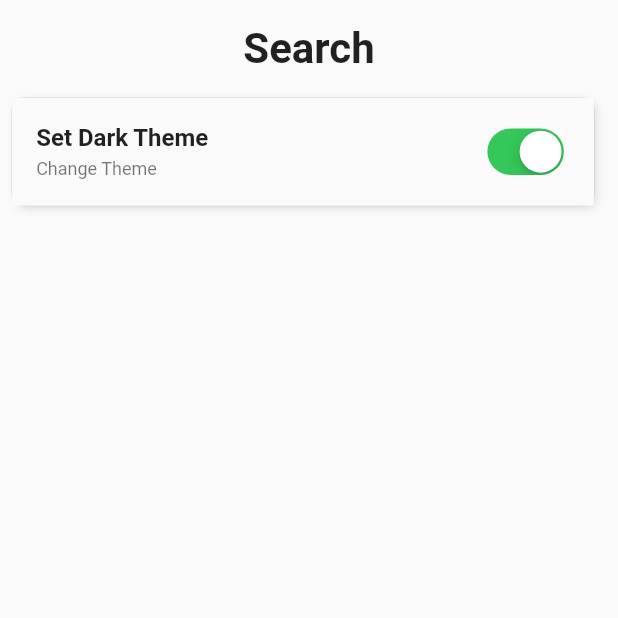
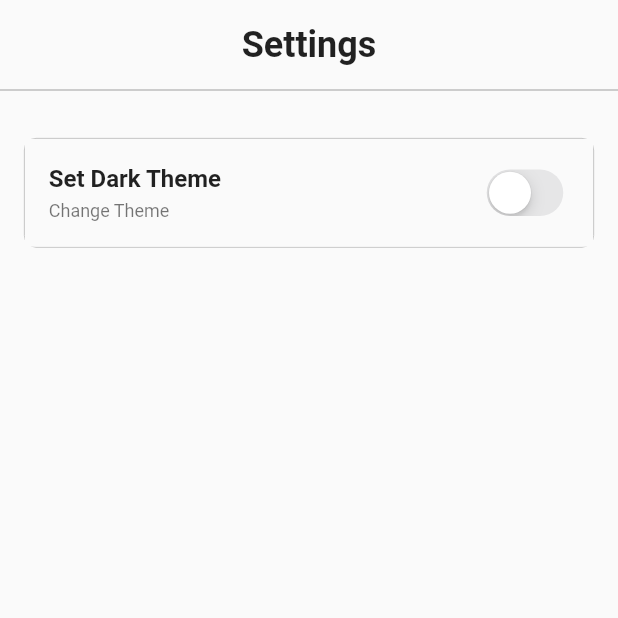
Before and after one commit to AdiMunawar31/D2YRESTAURANT, a Flutter app: the SettingsScreen screen opened directly, on a phone screen of 412 x 824 dp, the top half of it. Run offline on Flutter 3.47's test engine with Material 2 defaults, Android fonts, the phone set to English and light mode, and no system bars; our stand-ins replace shared_preferences; accounts and stored records are empty; network calls fail.

Commit message:
implements dark theme

```diff
--- /dev/null
+++ b/lib/common/style.dart
@@ -0,0 +1,31 @@
+import 'package:flutter/material.dart';
+
+const Color primaryColor = Colors.white;
+const Color darkPrimaryColor = Color(0xFF202020);
+const Color secondaryColor = Colors.red;
+
+ThemeData lightTheme = ThemeData(
+  colorScheme: ThemeData.light().colorScheme.copyWith(
+        primary: primaryColor,
+        onPrimary: Colors.black,
+        secondary: secondaryColor,
+      ),
+  visualDensity: VisualDensity.adaptivePlatformDensity,
+  bottomNavigationBarTheme: const BottomNavigationBarThemeData(
+    selectedItemColor: secondaryColor,
+    unselectedItemColor: Colors.grey,
+  ),
+);
+
+ThemeData darkTheme = ThemeData(
+  colorScheme: ThemeData.dark().colorScheme.copyWith(
+        primary: darkPrimaryColor,
+        onPrimary: Colors.black,
+        secondary: secondaryColor,
+      ),
+  visualDensity: VisualDensity.adaptivePlatformDensity,
+  bottomNavigationBarTheme: const BottomNavigationBarThemeData(
+    selectedItemColor: secondaryColor,
+    unselectedItemColor: Colors.grey,
+  ),
+);
--- /dev/null
+++ b/lib/provider/preferences_provider.dart
@@ -0,0 +1,26 @@
+import 'package:d2yrestaurant/common/style.dart';
+import 'package:d2yrestaurant/data/preferences/preferences_helper.dart';
+import 'package:flutter/material.dart';
+
+class PreferencesProvider extends ChangeNotifier {
+  late PreferencesHelper preferencesHelper;
+
+  PreferencesProvider({required this.preferencesHelper}) {
+    _getTheme();
+  }
+
+  bool _isDarkTheme = false;
+  bool get isDarkTheme => _isDarkTheme;
+
+  ThemeData get themeData => _isDarkTheme ? darkTheme : lightTheme;
+
+  void _getTheme() async {
+    _isDarkTheme = await preferencesHelper.isDarkTheme;
+    notifyListeners();
+  }
+
+  void enableDarkTheme(bool value) {
+    preferencesHelper.setDarkTheme(value);
+    _getTheme();
+  }
+}
--- a/lib/screens/home_screen.dart
+++ b/lib/screens/home_screen.dart
@@ -28,7 +28,7 @@ class HomeScreen extends StatelessWidget {
                       padding: EdgeInsets.only(bottom: 24.0),
                       child: Text(
                         'Recomendations Restaurant for you!',
-                        style: TextStyle(fontSize: 16, color: Colors.black54),
+                        style: TextStyle(fontSize: 16),
                       ),
                     ),
                     Heading(name: 'Most Popular'),
--- a/lib/screens/settings_screen.dart
+++ b/lib/screens/settings_screen.dart
@@ -1,5 +1,7 @@
+import 'package:d2yrestaurant/provider/preferences_provider.dart';
 import 'package:flutter/cupertino.dart';
 import 'package:flutter/material.dart';
+import 'package:provider/provider.dart';
 
 class SettingsScreen extends StatelessWidget {
   static const settingsText = 'Settings';
@@ -9,30 +11,28 @@ class SettingsScreen extends StatelessWidget {
   @override
   Widget build(BuildContext context) {
     return Scaffold(
-        body: SafeArea(
+      body: Consumer<PreferencesProvider>(
+        builder: (context, provider, child) {
+          return SafeArea(
             child: Column(
               children: [
                 const Padding(
-            padding: EdgeInsets.symmetric(vertical: 16.0),
+                  padding: EdgeInsets.only(bottom: 8.0, top: 16.0),
                   child: Text(
-              'Search',
-              style: TextStyle(fontSize: 28, fontWeight: FontWeight.bold),
+                    'Settings',
+                    style: TextStyle(fontSize: 24, fontWeight: FontWeight.bold),
                   ),
                 ),
+                const Padding(
+                  padding: EdgeInsets.only(bottom: 8.0),
+                  child: Divider(color: Colors.grey),
+                ),
                 Container(
-            margin: const EdgeInsets.only(right: 16.0, left: 8.0, bottom: 8.0),
+                  margin: const EdgeInsets.all(16.0),
                   decoration: BoxDecoration(
-                color: Colors.white,
-                boxShadow: [
-                  BoxShadow(
-                    color: Colors.grey.withOpacity(0.3),
-                    spreadRadius: 0,
-                    blurRadius: 4,
-                    offset: const Offset(2, 2),
-                  )
-                ],
-                border: Border.all(width: 0.1),
-                borderRadius: const BorderRadius.all(Radius.circular(8.0))),
+                    border: Border.all(width: 0.5, color: Colors.grey),
+                    borderRadius: const BorderRadius.all(Radius.circular(8.0)),
+                  ),
                   child: Material(
                     child: ListTile(
                       title: const Text(
@@ -44,14 +44,19 @@ class SettingsScreen extends StatelessWidget {
                         style: TextStyle(fontSize: 12),
                       ),
                       trailing: CupertinoSwitch(
-                  value: true,
-                  onChanged: (value) {},
+                        value: provider.isDarkTheme,
+                        onChanged: (value) {
+                          provider.enableDarkTheme(value);
+                        },
                       ),
                     ),
                   ),
                 )
               ],
             ),
-    ));
+          );
+        },
+      ),
+    );
   }
 }
```
Also changed, not shown: lib/components/customer_review.dart (+5 -15 lines), lib/components/detail_information.dart (+5 -12 lines), lib/components/drink_list.dart (+3 -14 lines), lib/components/food_list.dart (+3 -14 lines), lib/containers/restaurant_list.dart (+3 -11 lines), lib/containers/search_restaurant_list.dart (+3 -11 lines), lib/main.dart (+17 -9 lines), lib/screens/search_screen.dart (+10 -18 lines). Lines whose indentation alone changed are shown as unchanged.
